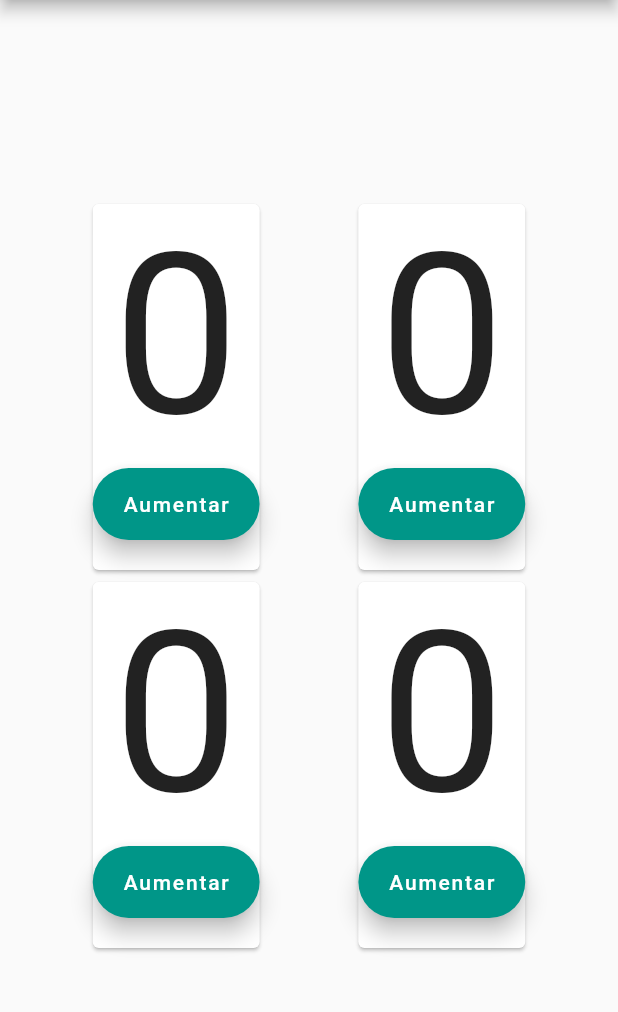
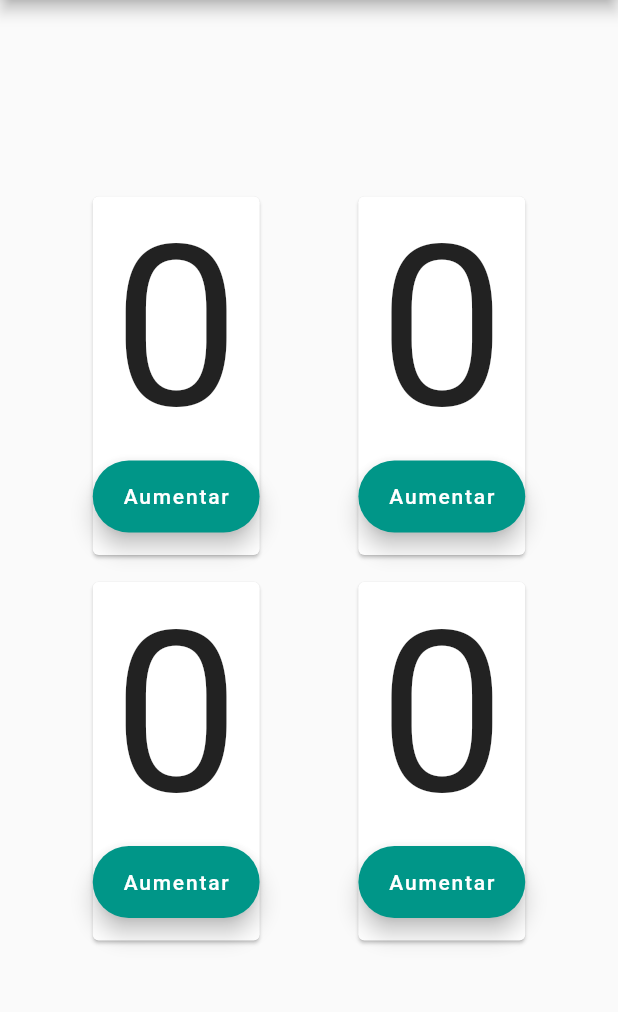
Before and after one commit to JOSEHPGAMEPLAY/Counter-JHVJ-PM2, a Flutter app: the screen it shows after launch, on a phone screen of 412 x 824 dp, the part 84-1096 px from its top. Run offline on Flutter 3.47's test engine with Material 2 defaults, Android fonts, the phone set to English and light mode, and no system bars.

Commit message:
Edicion de estilos (Padding)

```diff
--- a/lib/main.dart
+++ b/lib/main.dart
@@ -32,7 +32,9 @@ class _MyAppState extends State<MyApp> {
             Row(
               mainAxisAlignment: MainAxisAlignment.spaceEvenly,
               children: [
-                  Card(
+                  Padding(
+                    padding: const EdgeInsets.fromLTRB(0,0,0,10),
+                    child: Card(
                         semanticContainer: true,
                         child: Column(
                           children: [
@@ -47,11 +49,14 @@ class _MyAppState extends State<MyApp> {
                               },
                               label: const Text('Aumentar'),
                             ),
-                          const Padding(padding: EdgeInsets.all(10))
+                            const Padding(padding: EdgeInsets.fromLTRB(0,0,0,15))
                           ],
                         ),
                       ),
-                    Card(
+                  ),
+                    Padding(
+                    padding: const EdgeInsets.fromLTRB(0,0,0,10),
+                      child: Card(
                         semanticContainer: true,
                         child: Column(
                           children: [
@@ -66,8 +71,9 @@ class _MyAppState extends State<MyApp> {
                               },
                               label: const Text('Aumentar'),
                             ),
-                          const Padding(padding: EdgeInsets.all(10))
+                            const Padding(padding: EdgeInsets.fromLTRB(0,0,0,15))
                           ],
+                        ),
                       ),
                     ),
               ],
@@ -75,7 +81,9 @@ class _MyAppState extends State<MyApp> {
             Row(
               mainAxisAlignment: MainAxisAlignment.spaceEvenly,
               children: [
-                Card(
+                Padding(
+                  padding: const EdgeInsets.fromLTRB(0,0,0,10),
+                  child: Card(
                         semanticContainer: true,
                         child: Column(
                           children: [
@@ -90,10 +98,13 @@ class _MyAppState extends State<MyApp> {
                               },
                               label: const Text('Aumentar'),
                             ),
-                          const Padding(padding: EdgeInsets.all(10))
+                            const Padding(padding: EdgeInsets.fromLTRB(0,0,0,15))
                           ],
                         ),
-                    ),Card(
+                      ),
+                ),Padding(
+                    padding: const EdgeInsets.fromLTRB(0,0,0,10),
+                  child: Card(
                         semanticContainer: true,
                         child: Column(
                           children: [
@@ -108,8 +119,9 @@ class _MyAppState extends State<MyApp> {
                               },
                               label: const Text('Aumentar'),
                             ),
-                          const Padding(padding: EdgeInsets.all(10))
+                            const Padding(padding: EdgeInsets.fromLTRB(0,0,0,15))
                           ],
+                        ),
                       ),
                 ),
               ],)
```
Lines whose indentation alone changed are shown as unchanged.
